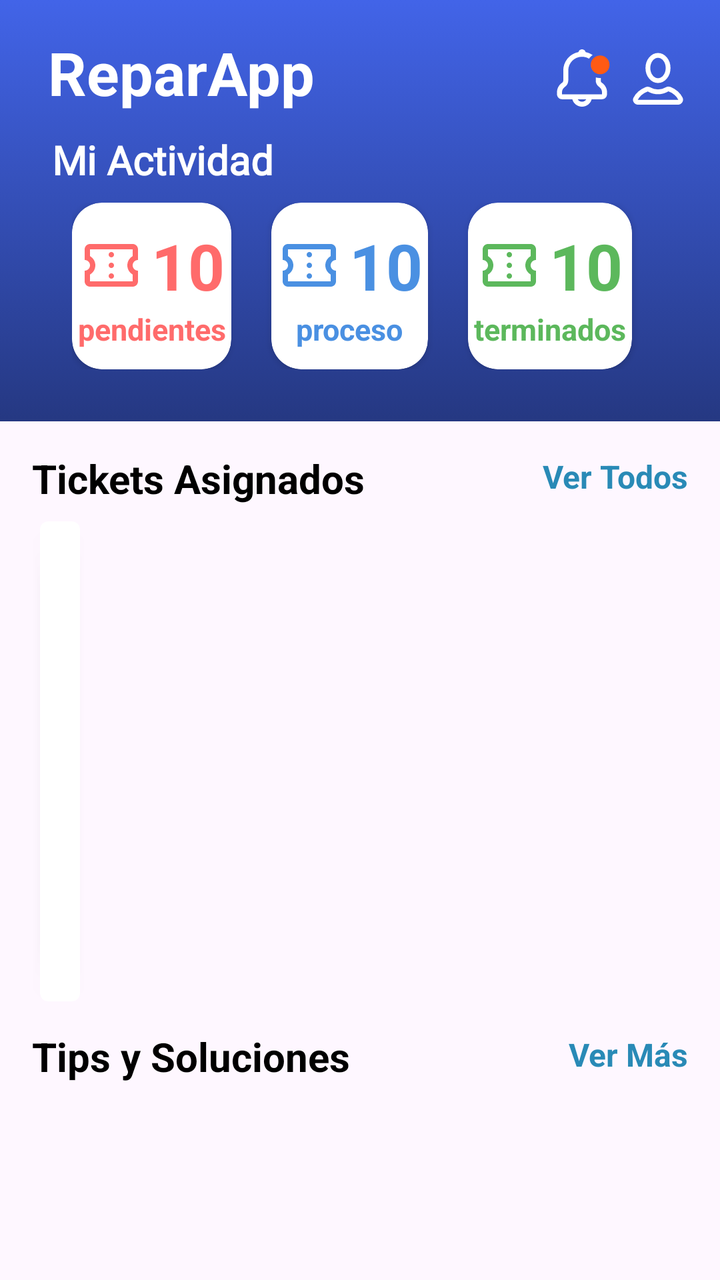
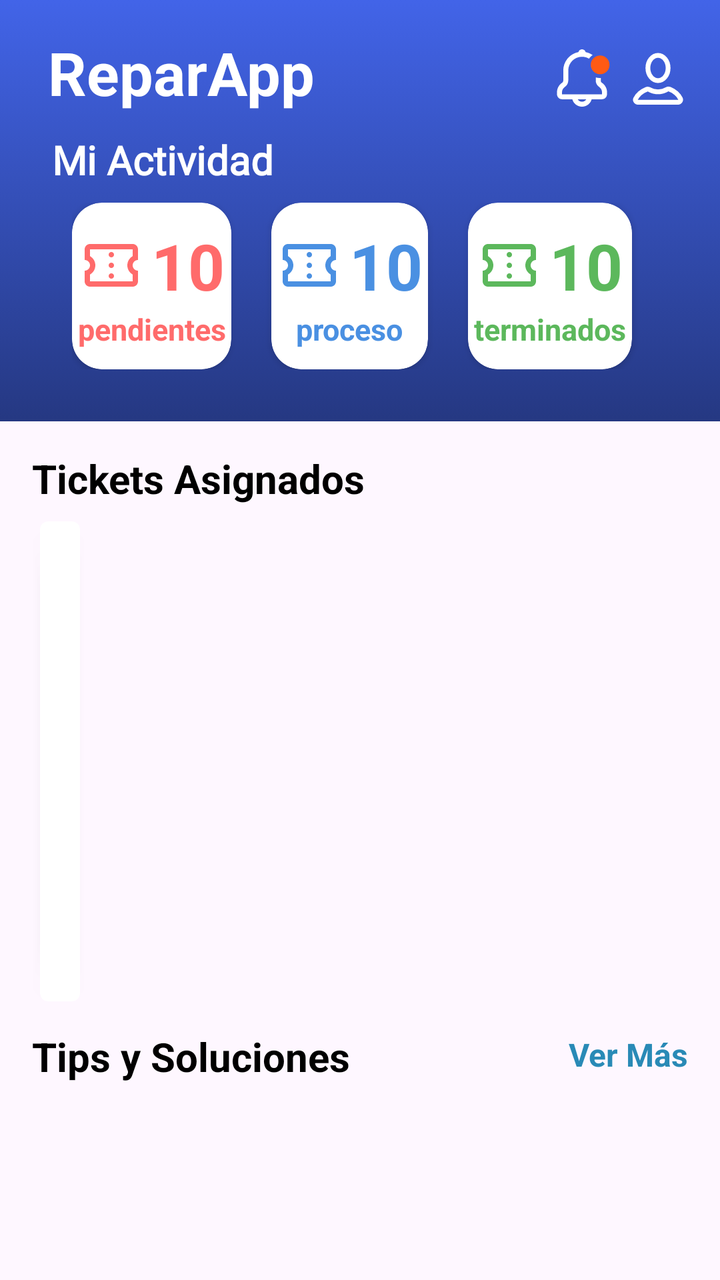

The first picture is an Android layout as it rendered before a commit; the second is the same layout after the commit. The layout source and the unified diff follow.
<!-- AndroidManifest.xml: application theme Theme.ReparApp -->
<!-- res/layout/fragment_home_technical.xml -->
<?xml version="1.0" encoding="utf-8"?>
<ScrollView xmlns:android="http://schemas.android.com/apk/res/android"
    xmlns:app="http://schemas.android.com/apk/res-auto"
    xmlns:tools="http://schemas.android.com/tools"
    android:layout_width="match_parent"
    android:layout_height="match_parent">

    <LinearLayout
        android:layout_width="match_parent"
        android:layout_height="wrap_content"
        android:orientation="vertical">

        <LinearLayout
            android:layout_width="match_parent"
            android:layout_height="wrap_content"
            android:background="@drawable/bg_fondo"
            android:orientation="vertical"
            android:padding="16dp"
            >
            <androidx.constraintlayout.widget.ConstraintLayout
                android:id="@+id/headerLayout"
                android:layout_width="match_parent"
                android:layout_height="wrap_content"
                android:gravity="center_vertical"
                android:orientation="horizontal"
                >

                <TextView
                    android:id="@+id/tv_titulo_home"
                    android:layout_width="wrap_content"
                    android:layout_height="wrap_content"
                    android:layout_marginStart="8dp"
                    android:text="@string/home"
                    android:textColor="@android:color/white"
                    android:textSize="30sp"
                    android:textStyle="bold"
                    app:layout_constraintStart_toStartOf="parent"
                    app:layout_constraintTop_toTopOf="parent" />

                <ImageView
                    android:id="@+id/img_usuario_notificacion"
                    android:layout_width="30dp"
                    android:layout_height="30dp"
                    android:layout_marginTop="8dp"
                    android:layout_marginEnd="8dp"
                    android:src="@drawable/icon_noti_act"
                    app:layout_constraintEnd_toStartOf="@id/img_usuario_perfil"
                    app:layout_constraintTop_toTopOf="parent" />

                <ImageView
                    android:id="@+id/img_usuario_perfil"
                    android:layout_width="30dp"
                    android:layout_height="30dp"
                    android:layout_marginTop="8dp"
                    android:src="@drawable/icon_profile_pru"
                    app:layout_constraintEnd_toEndOf="parent"
                    app:layout_constraintTop_toTopOf="parent" />

            </androidx.constraintlayout.widget.ConstraintLayout>

            <TextView
                android:layout_width="wrap_content"
                android:layout_height="wrap_content"
                android:fontFamily="@font/roboto_bold"
                android:layout_marginStart="10dp"
                android:text="Mi Actividad"
                android:textColor="@color/white"
                android:layout_marginTop="10dp"
                android:textSize="20sp"
                android:textStyle="bold" />

            <LinearLayout
                android:layout_width="match_parent"
                android:layout_height="wrap_content"
                android:layout_marginTop="8dp"
                android:layout_marginBottom="10dp"
                android:orientation="horizontal"
                android:paddingHorizontal="20dp">

                <androidx.cardview.widget.CardView
                    android:id="@+id/card_tickets_pendientes"
                    android:layout_width="wrap_content"
                    android:layout_height="wrap_content"
                    android:layout_marginEnd="20dp"
                    android:layout_weight="1"
                    app:cardBackgroundColor="@color/white"
                    app:cardCornerRadius="15dp"
                    app:cardElevation="2dp"
                    app:strokeColor="@color/black"
                    app:strokeWidth="2dp">

                    <androidx.constraintlayout.widget.ConstraintLayout
                        android:layout_width="match_parent"
                        android:layout_height="match_parent"
                        android:gravity="center"
                        android:orientation="horizontal"
                        android:paddingVertical="10dp">

                        <LinearLayout
                            android:id="@+id/cantidad_pendiente"
                            android:layout_width="wrap_content"
                            android:layout_height="wrap_content"
                            android:gravity="center_horizontal"
                            android:orientation="horizontal"
                            app:layout_constraintEnd_toEndOf="parent"
                            app:layout_constraintStart_toStartOf="parent"
                            app:layout_constraintTop_toTopOf="parent">

                            <ImageView
                                android:id="@+id/img_ticket_pendientes"
                                android:layout_width="32dp"
                                android:layout_height="32dp"
                                android:layout_gravity="center"
                                android:contentDescription="Ticket Icon"
                                android:src="@drawable/ic_ticket_while"
                                app:tint="#FF6B6B" />

                            <TextView
                                android:id="@+id/tv_tickets_pendientes"
                                android:layout_width="wrap_content"
                                android:layout_height="wrap_content"
                                android:layout_marginStart="4dp"
                                android:text="10"
                                android:textColor="#FF6B6B"
                                android:textSize="32sp"
                                android:textStyle="bold"
                                app:layout_constraintStart_toEndOf="@id/img_ticket_pendientes"
                                app:layout_constraintTop_toTopOf="parent" />

                        </LinearLayout>

                        <TextView
                            android:layout_width="wrap_content"
                            android:layout_height="wrap_content"
                            android:text="@string/pendientes"
                            android:textColor="#FF6B6B"
                            android:textSize="15sp"
                            android:textStyle="bold"
                            app:layout_constraintEnd_toEndOf="parent"
                            app:layout_constraintStart_toStartOf="parent"
                            app:layout_constraintTop_toBottomOf="@id/cantidad_pendiente" />
                    </androidx.constraintlayout.widget.ConstraintLayout>
                </androidx.cardview.widget.CardView>

                <androidx.cardview.widget.CardView
                    android:id="@+id/card_tickets_asignados"
                    android:layout_width="wrap_content"
                    android:layout_height="wrap_content"
                    android:layout_marginEnd="20dp"
                    android:layout_weight="1"
                    app:cardBackgroundColor="@color/white"
                    app:cardCornerRadius="15dp"
                    app:cardElevation="2dp">

                    <androidx.constraintlayout.widget.ConstraintLayout
                        android:layout_width="match_parent"
                        android:layout_height="match_parent"
                        android:gravity="center"
                        android:orientation="horizontal"
                        android:paddingVertical="10dp">

                        <LinearLayout
                            android:id="@+id/cantidad_asignado"
                            android:layout_width="wrap_content"
                            android:layout_height="wrap_content"
                            android:gravity="center_horizontal"
                            android:orientation="horizontal"
                            app:layout_constraintEnd_toEndOf="parent"
                            app:layout_constraintStart_toStartOf="parent"
                            app:layout_constraintTop_toTopOf="parent">

                            <ImageView
                                android:layout_width="32dp"
                                android:layout_height="32dp"
                                android:layout_gravity="center"
                                android:contentDescription="Ticket Icon"
                                android:src="@drawable/ic_ticket_while"
                                app:tint="#4A90E2" />

                            <TextView
                                android:id="@+id/tv_tickets_asignados"
                                android:layout_width="wrap_content"
                                android:layout_height="wrap_content"
                                android:layout_marginStart="4dp"
                                android:text="10"
                                android:textColor="#4A90E2"
                                android:textSize="32sp"
                                android:textStyle="bold" />

                        </LinearLayout>

                        <TextView
                            android:layout_width="wrap_content"
                            android:layout_height="wrap_content"
                            android:text="proceso"
                            android:textColor="#4A90E2"
                            android:textSize="15sp"
                            android:textStyle="bold"
                            app:layout_constraintEnd_toEndOf="parent"
                            app:layout_constraintStart_toStartOf="parent"
                            app:layout_constraintTop_toBottomOf="@id/cantidad_asignado" />
                    </androidx.constraintlayout.widget.ConstraintLayout>
                </androidx.cardview.widget.CardView>

                <androidx.cardview.widget.CardView
                    android:id="@+id/card_tickets_terminados"
                    android:layout_width="wrap_content"
                    android:layout_height="wrap_content"
                    android:layout_marginEnd="8dp"
                    android:layout_weight="1"
                    app:cardBackgroundColor="@color/white"
                    app:cardCornerRadius="15dp"
                    app:cardElevation="2dp">

                    <androidx.constraintlayout.widget.ConstraintLayout
                        android:layout_width="match_parent"
                        android:layout_height="match_parent"
                        android:gravity="center"
                        android:orientation="horizontal"
                        android:paddingVertical="10dp">

                        <LinearLayout
                            android:id="@+id/cantidad_pentdiente"
                            android:layout_width="wrap_content"
                            android:layout_height="wrap_content"
                            android:gravity="center_horizontal"
                            android:orientation="horizontal"
                            app:layout_constraintEnd_toEndOf="parent"
                            app:layout_constraintStart_toStartOf="parent"
                            app:layout_constraintTop_toTopOf="parent">

                            <ImageView
                                android:id="@+id/img_ticket_terminados"
                                android:layout_width="32dp"
                                android:layout_height="32dp"
                                android:layout_gravity="center"
                                android:contentDescription="Ticket Icon"
                                android:src="@drawable/ic_ticket_while"
                                app:tint="#5CB85C" />

                            <TextView
                                android:id="@+id/tv_tickets_terminados"
                                android:layout_width="wrap_content"
                                android:layout_height="wrap_content"
                                android:layout_marginStart="4dp"
                                android:text="10"
                                android:textColor="#5CB85C"
                                android:textSize="32sp"
                                android:textStyle="bold"
                                app:layout_constraintStart_toEndOf="@id/img_ticket_pendientes"
                                app:layout_constraintTop_toTopOf="parent" />

                        </LinearLayout>

                        <TextView
                            android:layout_width="wrap_content"
                            android:layout_height="wrap_content"
                            android:text="terminados"
                            android:textColor="#5CB85C"
                            android:textSize="15sp"
                            android:textStyle="bold"
                            app:layout_constraintEnd_toEndOf="parent"
                            app:layout_constraintStart_toStartOf="parent"
                            app:layout_constraintTop_toBottomOf="@id/cantidad_pentdiente" />
                    </androidx.constraintlayout.widget.ConstraintLayout>
                </androidx.cardview.widget.CardView>

            </LinearLayout>
        </LinearLayout>

        <LinearLayout
            android:layout_width="match_parent"
            android:layout_height="wrap_content"
            android:layout_marginHorizontal="16dp"
            android:orientation="vertical">

            <androidx.constraintlayout.widget.ConstraintLayout
                android:layout_width="match_parent"
                android:layout_height="wrap_content"
                android:layout_marginTop="15dp">

                <TextView
                    android:id="@+id/tv_titulo_mis_tickets"
                    android:layout_width="wrap_content"
                    android:layout_height="wrap_content"
                    android:text="Tickets Asignados"
                    android:textColor="@color/black"
                    android:textSize="20sp"
                    android:textStyle="bold"
                    app:layout_constraintBottom_toBottomOf="parent"
                    app:layout_constraintStart_toStartOf="parent"
                    app:layout_constraintTop_toTopOf="parent" />

                <TextView
                    android:id="@+id/tv_ver_todos"
                    android:layout_width="wrap_content"
                    android:layout_height="24dp"
                    android:text="Ver Todos"
                    android:textColor="#298AB6"
                    android:textSize="16dp"
                    android:textStyle="bold"
                    app:layout_constraintBottom_toBottomOf="@id/tv_titulo_mis_tickets"
                    app:layout_constraintEnd_toEndOf="parent"
                    app:layout_constraintTop_toTopOf="parent" />
            </androidx.constraintlayout.widget.ConstraintLayout>

            <androidx.cardview.widget.CardView
                android:layout_width="wrap_content"
                android:layout_height="wrap_content"
                android:layout_marginHorizontal="4dp"
                android:layout_marginTop="8dp"
                app:cardCornerRadius="4dp">

                <TextView
                    android:id="@+id/tv_no_tickets"
                    android:layout_width="match_parent"
                    android:layout_height="wrap_content"
                    android:text="No hay tickets registrados"
                    android:gravity="center"
                    android:textSize="16sp"
                    android:textColor="@color/black"
                    android:visibility="gone"
                    android:layout_marginTop="10dp"
                    />

                <androidx.recyclerview.widget.RecyclerView
                    android:id="@+id/rv_historial_tickets"
                    android:layout_width="match_parent"
                    android:layout_height="240dp"
                    android:paddingHorizontal="10dp"
                    tools:layoutManager="LinearLayoutManager"
                    tools:listitem="@layout/item_ticket_prueba"
                    tools:orientation="vertical" />
            </androidx.cardview.widget.CardView>

            <androidx.constraintlayout.widget.ConstraintLayout
                android:layout_width="match_parent"
                android:layout_height="wrap_content"
                android:layout_marginTop="14dp">

                <TextView
                    android:id="@+id/tv_tips_soluciones"
                    android:layout_width="wrap_content"
                    android:layout_height="wrap_content"
                    android:text="Tips y Soluciones"
                    android:textColor="@color/black"
                    android:textSize="20sp"
                    android:textStyle="bold"
                    app:layout_constraintBottom_toBottomOf="parent"
                    app:layout_constraintStart_toStartOf="parent"
                    app:layout_constraintTop_toTopOf="parent" />

                <TextView
                    android:id="@+id/tv_ver_mas"
                    android:layout_width="wrap_content"
                    android:layout_height="24dp"
                    android:text="Ver Más"
                    android:textColor="#298AB6"
                    android:textSize="16dp"
                    android:textStyle="bold"
                    app:layout_constraintBottom_toBottomOf="@id/tv_tips_soluciones"
                    app:layout_constraintEnd_toEndOf="parent"
                    app:layout_constraintTop_toTopOf="parent" />
            </androidx.constraintlayout.widget.ConstraintLayout>


            <androidx.recyclerview.widget.RecyclerView
                android:id="@+id/rv_base_conocimientos"
                android:layout_width="match_parent"
                android:layout_height="wrap_content"
                android:layout_marginTop="10dp"
                android:scrollbars="none"
                tools:layoutManager="LinearLayoutManager"
                tools:listitem="@layout/item_know_prueba"
                tools:orientation="horizontal" />


        </LinearLayout>
    </LinearLayout>
</ScrollView>
<!-- res/layout/item_ticket_prueba.xml (included above) -->
<?xml version="1.0" encoding="utf-8"?>
<androidx.constraintlayout.widget.ConstraintLayout xmlns:android="http://schemas.android.com/apk/res/android"
    xmlns:app="http://schemas.android.com/apk/res-auto"
    android:layout_width="match_parent"
    android:layout_height="80dp">

    <LinearLayout
        android:layout_width="match_parent"
        android:layout_height="match_parent"
        android:gravity="center_vertical"
        android:orientation="vertical"
        app:layout_constraintTop_toTopOf="parent">

        <TextView
            android:id="@+id/tv_nombre_ticket"
            android:layout_width="wrap_content"
            android:layout_height="wrap_content"
            android:layout_gravity="center_vertical"
            android:text="TIC-003943"
            android:textSize="18dp"
            android:textStyle="bold" />

        <TextView
            android:id="@+id/etFecha"
            android:layout_width="wrap_content"
            android:layout_height="wrap_content"
            android:layout_gravity="center_vertical"
            android:layout_marginTop="4dp"
            android:text="04 Abr. 2025 - 11:31 pm"
            android:textColor="#C9C9C9"
            android:textSize="16dp"
            android:textStyle="bold" />

    </LinearLayout>

    <View
        android:id="@+id/v_linea"
        android:layout_width="match_parent"
        android:layout_height="1dp"
        android:layout_marginBottom="4dp"
        android:background="#E4E4E4"
        app:layout_constraintStart_toStartOf="parent"
        app:layout_constraintBottom_toBottomOf="parent" />


</androidx.constraintlayout.widget.ConstraintLayout>
<!-- res/layout/item_know_prueba.xml (included above) -->
<?xml version="1.0" encoding="utf-8"?>
<androidx.cardview.widget.CardView android:layout_width="match_parent"
    android:layout_height="wrap_content"
    xmlns:app="http://schemas.android.com/apk/res-auto"
    app:cardCornerRadius="4dp"
    android:layout_margin="4dp"
    xmlns:android="http://schemas.android.com/apk/res/android">
        <LinearLayout
            android:layout_width="match_parent"
            android:layout_height="110dp"
            android:gravity="start|center"
            android:orientation="vertical"
            android:paddingHorizontal="10dp"
            >

            <TextView
                android:id="@+id/tv_nombre_problema"
                android:layout_width="wrap_content"
                android:layout_height="wrap_content"
                android:gravity="start|center"
                android:text="Pantalla rota de iphone 15"
                android:textSize="18dp"
                android:textAppearance="?attr/textAppearanceHeadline6" />

            <TextView
                android:id="@+id/tv_descripcion_solucion"
                android:layout_width="wrap_content"
                android:layout_height="wrap_content"
                android:layout_marginTop="10dp"
                android:textSize="16dp"
                android:textColor="#505050"
                android:text="Para el cambio de pantalla de este modelo, debemos consultar con la guía específica ..."
                android:textAppearance="?attr/textAppearanceBody1" />

        </LinearLayout>
    </androidx.cardview.widget.CardView>
<!-- resources referenced by this layout -->
<resources>
  <color name="black">#FF000000</color>
  <color name="white">#FFFFFFFF</color>
  <!-- drawable bg_fondo (drawable) -->
  <?xml version="1.0" encoding="utf-8"?>
  <selector xmlns:android="http://schemas.android.com/apk/res/android">
      <item>
          <shape android:shape="rectangle">
              <gradient
                  android:type="linear"
                  android:angle="270"
                  android:startColor="#4264E8"
                  android:endColor="#253882" />
          </shape>
      </item>
  </selector>
  <!-- drawable ic_ticket_while (drawable) -->
  <vector xmlns:android="http://schemas.android.com/apk/res/android"
      android:width="24dp"
      android:height="24dp"
      android:viewportWidth="24"
      android:viewportHeight="24">
    <path
        android:pathData="M12,17C12.283,17 12.521,16.904 12.712,16.712C12.904,16.521 13,16.283 13,16C13,15.717 12.904,15.479 12.712,15.288C12.521,15.096 12.283,15 12,15C11.717,15 11.479,15.096 11.288,15.288C11.096,15.479 11,15.717 11,16C11,16.283 11.096,16.521 11.288,16.712C11.479,16.904 11.717,17 12,17ZM12,13C12.283,13 12.521,12.904 12.712,12.712C12.904,12.521 13,12.283 13,12C13,11.717 12.904,11.479 12.712,11.288C12.521,11.096 12.283,11 12,11C11.717,11 11.479,11.096 11.288,11.288C11.096,11.479 11,11.717 11,12C11,12.283 11.096,12.521 11.288,12.712C11.479,12.904 11.717,13 12,13ZM12,9C12.283,9 12.521,8.904 12.712,8.712C12.904,8.521 13,8.283 13,8C13,7.717 12.904,7.479 12.712,7.287C12.521,7.096 12.283,7 12,7C11.717,7 11.479,7.096 11.288,7.287C11.096,7.479 11,7.717 11,8C11,8.283 11.096,8.521 11.288,8.712C11.479,8.904 11.717,9 12,9ZM20,20H4C3.45,20 2.979,19.804 2.588,19.413C2.196,19.021 2,18.55 2,18V14C2.55,14 3.021,13.804 3.412,13.413C3.804,13.021 4,12.55 4,12C4,11.45 3.804,10.979 3.412,10.587C3.021,10.196 2.55,10 2,10V6C2,5.45 2.196,4.979 2.588,4.588C2.979,4.196 3.45,4 4,4H20C20.55,4 21.021,4.196 21.413,4.588C21.804,4.979 22,5.45 22,6V10C21.45,10 20.979,10.196 20.587,10.587C20.196,10.979 20,11.45 20,12C20,12.55 20.196,13.021 20.587,13.413C20.979,13.804 21.45,14 22,14V18C22,18.55 21.804,19.021 21.413,19.413C21.021,19.804 20.55,20 20,20ZM20,18V15.45C19.383,15.083 18.896,14.596 18.538,13.988C18.179,13.379 18,12.717 18,12C18,11.283 18.179,10.621 18.538,10.012C18.896,9.404 19.383,8.917 20,8.55V6H4V8.55C4.617,8.917 5.104,9.404 5.463,10.012C5.821,10.621 6,11.283 6,12C6,12.717 5.821,13.379 5.463,13.988C5.104,14.596 4.617,15.083 4,15.45V18H20Z"
        android:fillColor="#E3E3E3"/>
  </vector>
  <!-- drawable icon_noti_act: vector/xml drawable (drawable, 2022 chars, omitted) -->
  <!-- drawable icon_profile_pru (drawable) -->
  <vector xmlns:android="http://schemas.android.com/apk/res/android"
      android:width="50dp"
      android:height="50dp"
      android:viewportWidth="50"
      android:viewportHeight="50">
    <path
        android:pathData="M25,6.167C29.323,6.167 33.416,10.511 33.416,16.667C33.416,22.822 29.323,27.166 25,27.167C20.678,27.167 16.583,22.823 16.583,16.667C16.583,10.511 20.678,6.167 25,6.167Z"
        android:strokeWidth="4"
        android:fillColor="#00000000"
        android:strokeColor="#ffffff"/>
    <path
        android:pathData="M32.695,34.381C33.067,34.158 33.845,34.058 34.723,34.336C38.902,36.061 42.012,38.869 43.628,42.101C44.321,43.487 43.327,45.249 41.458,45.249H8.542C7.655,45.249 6.904,44.805 6.484,44.204C6.081,43.626 6.015,42.975 6.345,42.364L6.358,42.337L6.372,42.31C7.996,39.062 11.13,36.239 15.341,34.516L15.41,34.488L15.477,34.454C15.997,34.194 16.761,34.22 17.482,34.483C19.801,35.839 22.187,36.541 25,36.541C27.884,36.541 30.321,35.805 32.695,34.381Z"
        android:strokeWidth="4"
        android:fillColor="#00000000"
        android:strokeColor="#ffffff"/>
  </vector>
  <string name="home">ReparApp</string>
  <string name="pendientes">pendientes</string>
  <style name="Theme.ReparApp" parent="Base.Theme.ReparApp" />
  <style name="Base.Theme.ReparApp" parent="Theme.Material3.DayNight.NoActionBar">
          
          
      </style>
</resources>

<!-- the commit's change to res/layout/fragment_home_technical.xml (unified diff, before → after) -->
@@ -291,17 +291,17 @@
                     app:layout_constraintStart_toStartOf="parent"
                     app:layout_constraintTop_toTopOf="parent" />
 
-                <TextView
-                    android:id="@+id/tv_ver_todos"
-                    android:layout_width="wrap_content"
-                    android:layout_height="24dp"
-                    android:text="Ver Todos"
-                    android:textColor="#298AB6"
-                    android:textSize="16dp"
-                    android:textStyle="bold"
-                    app:layout_constraintBottom_toBottomOf="@id/tv_titulo_mis_tickets"
-                    app:layout_constraintEnd_toEndOf="parent"
-                    app:layout_constraintTop_toTopOf="parent" />
+
+
+
+
+
+
+
+
+
+
+
             </androidx.constraintlayout.widget.ConstraintLayout>
 
             <androidx.cardview.widget.CardView
